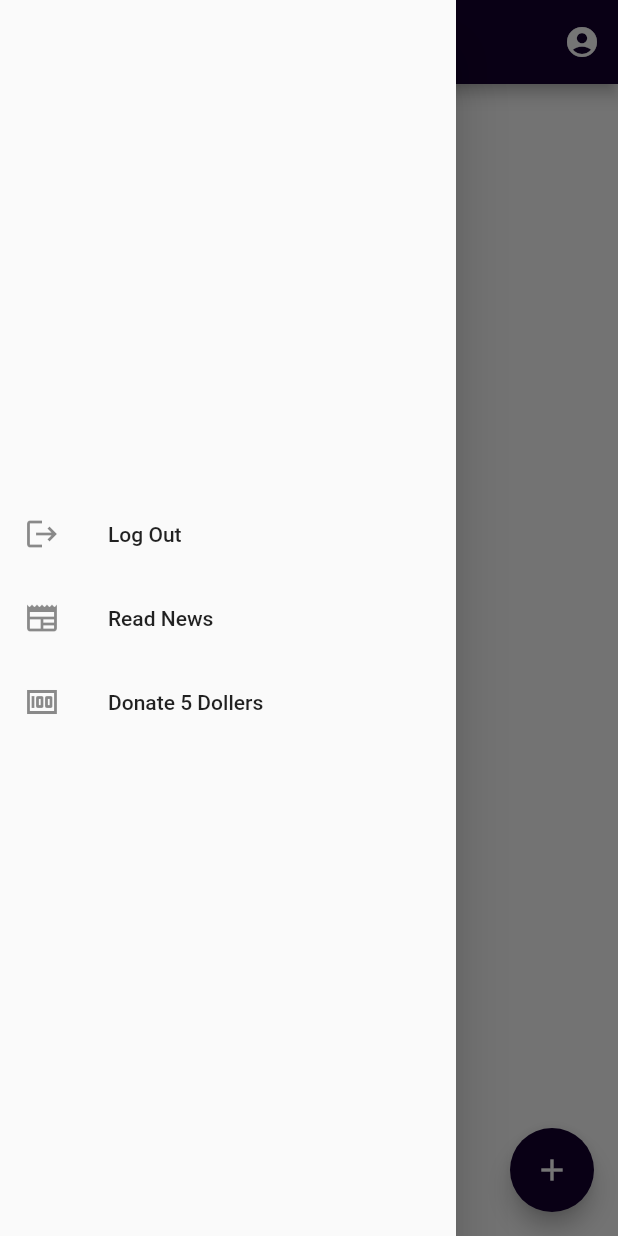
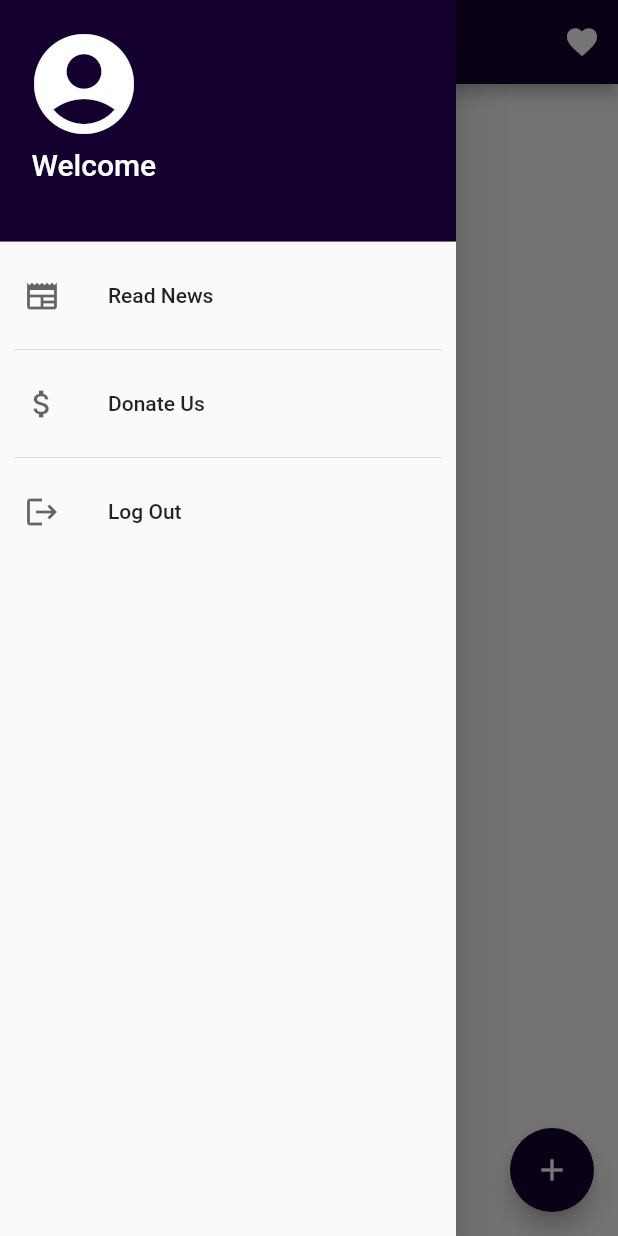
Before and after one commit to tanvir921/ToDo, a Flutter app: the screen it shows once a user with an empty profile is signed in, with the side drawer open, on a phone screen of 412 x 824 dp. Run offline on Flutter 3.47's test engine with Material 2 defaults, Android fonts, the phone set to English and light mode, and no system bars; our stand-ins replace cloud_firestore, firebase_auth, firebase_core, html_unescape, webview_flutter; missing offline and left inert: appbar_animated, flutter_stripe; accounts and stored records are empty.

Commit message:
added drawer design

```diff
--- a/lib/screens/drawer/drawer.dart
+++ b/lib/screens/drawer/drawer.dart
@@ -1,3 +1,4 @@
+import 'package:firebase_auth/firebase_auth.dart';
 import 'package:flutter/material.dart';
 import 'package:provider/provider.dart';
 import 'package:todo_assignment/provider/auth_provider.dart';
@@ -16,6 +17,14 @@ class _CustomDrawerState extends State<CustomDrawer> {
   Map<String, dynamic>? paymentIntent;
   final PaymentService _paymentService = PaymentService();
 
+  String? getUserEmail() {
+    final user = FirebaseAuth.instance.currentUser;
+    if (user != null) {
+      return user.email;
+    }
+    return null;
+  }
+
   @override
   Widget build(BuildContext context) {
     final authProvider = Provider.of<AuthProvider>(context);
@@ -24,11 +33,66 @@ class _CustomDrawerState extends State<CustomDrawer> {
     return Drawer(
       child: Column(
         crossAxisAlignment: CrossAxisAlignment.center,
-        mainAxisAlignment: MainAxisAlignment.center,
+        mainAxisAlignment: MainAxisAlignment.start,
         children: [
+          UserAccountsDrawerHeader(
+            accountName: Padding(
+              padding: const EdgeInsets.only(left: 5),
+              child: Text(
+                "Welcome",
+                style: TextStyle(
+                  fontSize: 20,
+                ),
+              ),
+            ),
+            accountEmail: Padding(
+                padding: const EdgeInsets.only(left: 5),
+                child: Text(getUserEmail().toString())),
+            //currentAccountPictureSize: Size.square(0),
+            currentAccountPicture: Icon(
+              Icons.account_circle,
+              color: Colors.white,
+              size: 80,
+            ),
+            decoration: BoxDecoration(
+              color: Theme.of(context).primaryColor,
+            ),
+          ),
+          ListTile(
+            title: Text('Read News'),
+            leading: Icon(
+              Icons.newspaper,
+              color: Colors.black.withOpacity(0.6),
+            ),
+            onTap: () {
+              Navigator.push(
+                  context, MaterialPageRoute(builder: (builder) => Newses()));
+            },
+          ),
+          Padding(
+            padding: const EdgeInsets.only(left: 10, right: 10),
+            child: Divider(),
+          ),
+          ListTile(
+            title: Text('Donate Us'),
+            leading: Icon(
+              Icons.attach_money,
+              color: Colors.black.withOpacity(0.6),
+            ),
+            onTap: () async {
+              await _paymentService.makePayment(context);
+            },
+          ),
+          Padding(
+            padding: const EdgeInsets.only(left: 10, right: 10),
+            child: Divider(),
+          ),
           ListTile(
             title: Text('Log Out'),
-            leading: Icon(Icons.logout),
+            leading: Icon(
+              Icons.logout,
+              color: Colors.black.withOpacity(0.6),
+            ),
             onTap: () {
               authProvider.signOut();
               Navigator.pushReplacement(
@@ -37,21 +101,6 @@ class _CustomDrawerState extends State<CustomDrawer> {
               );
             },
           ),
-          ListTile(
-            title: Text('Read News'),
-            leading: Icon(Icons.newspaper),
-            onTap: () {
-              Navigator.push(
-                  context, MaterialPageRoute(builder: (builder) => Newses()));
-            },
-          ),
-          ListTile(
-            title: Text('Donate 5 Dollers'),
-            leading: Icon(Icons.money),
-            onTap: () async {
-              await _paymentService.makePayment(context);
-            },
-          ),
         ],
       ),
     );
--- a/lib/screens/home/home.dart
+++ b/lib/screens/home/home.dart
@@ -48,7 +48,7 @@ class _HomePageState extends State<HomePage> {
               actions: [
                 //Sign Out Button
                 IconButton(
-                  icon: const Icon(Icons.account_circle),
+                  icon: const Icon(Icons.favorite),
                   onPressed: () {},
                 ),
               ],
```
